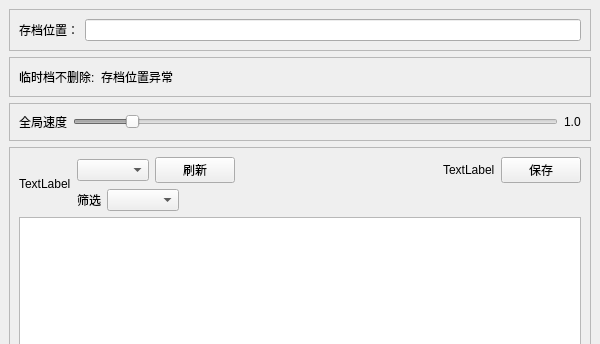
This is ui/mainwindow.ui in YouYuFei/stoneshard-helper as Qt 5 draws it before an edit; both pictures show x 0 to 600 and y 0 to 344 of the 600 by 768 pixel window. The edited form follows.
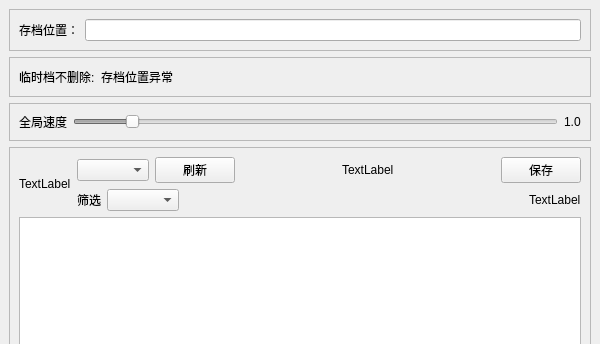
This is the edited form.

Diff of the .ui file:
```diff
--- a/ui/mainwindow.ui
+++ b/ui/mainwindow.ui
@@ -189,6 +189,19 @@
                </property>
               </widget>
              </item>
+             <item>
+              <spacer name="horizontalSpacer_4">
+               <property name="orientation">
+                <enum>Qt::Horizontal</enum>
+               </property>
+               <property name="sizeHint" stdset="0">
+                <size>
+                 <width>40</width>
+                 <height>20</height>
+                </size>
+               </property>
+              </spacer>
+             </item>
              <item>
               <widget class="QPushButton" name="pushButton_2">
                <property name="text">
@@ -223,6 +236,13 @@
                </property>
               </spacer>
              </item>
+             <item>
+              <widget class="QLabel" name="label_9">
+               <property name="text">
+                <string>TextLabel</string>
+               </property>
+              </widget>
+             </item>
             </layout>
            </item>
           </layout>
```
